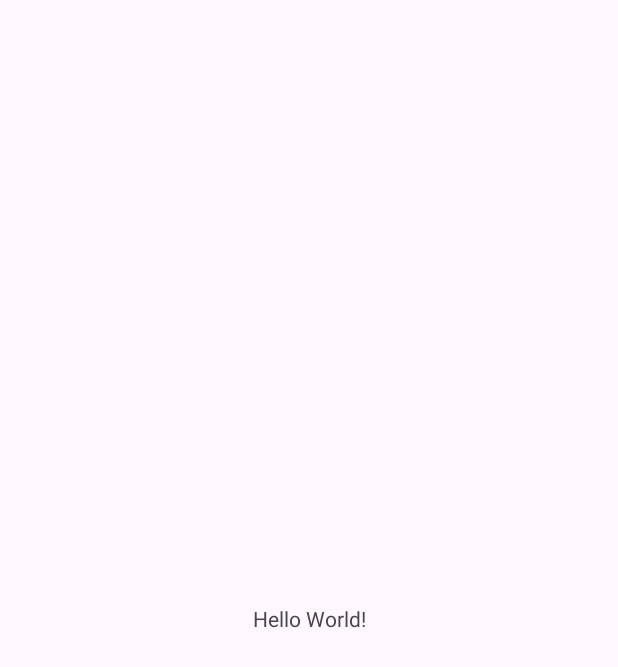
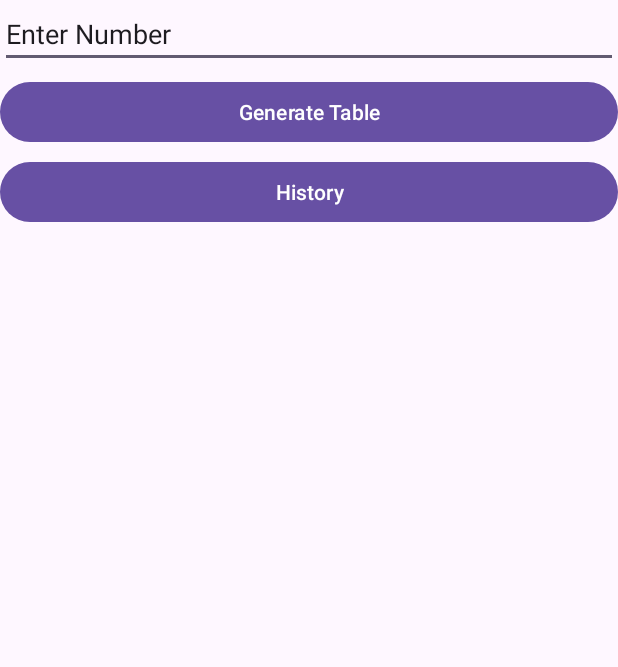
Before and after one commit to Ibrahimdur1989/Midterm_Ebrahim_Al-Serri, an Android app: the screen it shows after launch (MainActivity), on a phone screen of 412 x 824 dp. Before the commit the part shown is almost empty. Shown: the top 667 px of the screen. Run offline under Robolectric (Android 15) with nearby library versions, the phone set to English and light mode, and no system bars.

Commit message:
Create layout

```diff
--- a/app/src/main/res/layout/activity_main.xml
+++ b/app/src/main/res/layout/activity_main.xml
@@ -1,19 +1,42 @@
 <?xml version="1.0" encoding="utf-8"?>
-<androidx.constraintlayout.widget.ConstraintLayout xmlns:android="http://schemas.android.com/apk/res/android"
+<LinearLayout xmlns:android="http://schemas.android.com/apk/res/android"
     xmlns:app="http://schemas.android.com/apk/res-auto"
     xmlns:tools="http://schemas.android.com/tools"
     android:id="@+id/main"
     android:layout_width="match_parent"
     android:layout_height="match_parent"
+    android:orientation="vertical"
+    android:padding="20dp"
     tools:context=".MainActivity">
 
-    <TextView
-        android:layout_width="wrap_content"
+    <EditText
+        android:id="@+id/entNumber"
+        android:layout_width="match_parent"
         android:layout_height="wrap_content"
-        android:text="Hello World!"
+        android:text="Enter Number"
+        android:inputType="number"
         app:layout_constraintBottom_toBottomOf="parent"
         app:layout_constraintEnd_toEndOf="parent"
         app:layout_constraintStart_toStartOf="parent"
         app:layout_constraintTop_toTopOf="parent" />
 
-</androidx.constraintlayout.widget.ConstraintLayout>
+    <Button
+        android:id="@+id/btnGenerate"
+        android:layout_width="match_parent"
+        android:layout_height="wrap_content"
+        android:text="Generate Table"
+        android:layout_marginTop="5dp"/>
+
+    <ListView
+        android:id="@+id/lvTable"
+        android:layout_width="match_parent"
+        android:layout_height="wrap_content"
+        android:layout_marginTop="5dp"/>
+
+    <Button
+        android:id="@+id/btnHistory"
+        android:layout_width="match_parent"
+        android:layout_height="wrap_content"
+        android:text="History"/>
+
+</LinearLayout>
```
